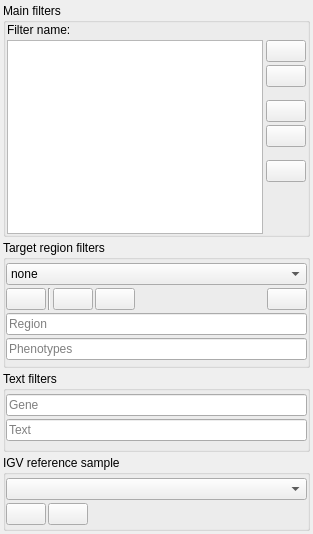
Above: src/GSvar/FilterDockWidget.ui from imgag/ngs-bits before the change. Below: the same form after it.
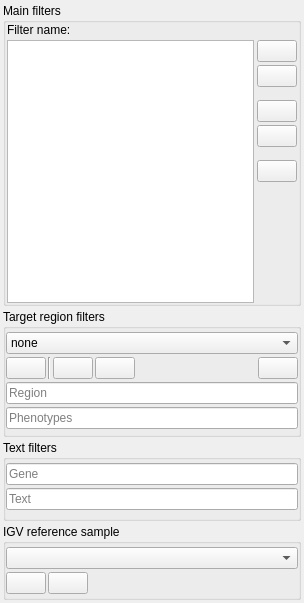
That is the form after the change. Icons and pictures are not drawn. Custom widgets are drawn as their Qt base class.

```diff
--- a/src/GSvar/FilterDockWidget.ui
+++ b/src/GSvar/FilterDockWidget.ui
@@ -1,25 +1,24 @@
 <?xml version="1.0" encoding="UTF-8"?>
 <ui version="4.0">
  <class>FilterDockWidget</class>
- <widget class="QDockWidget" name="FilterDockWidget">
+ <widget class="QWidget" name="FilterDockWidget">
   <property name="geometry">
    <rect>
     <x>0</x>
     <y>0</y>
-    <width>299</width>
-    <height>534</height>
+    <width>304</width>
+    <height>603</height>
    </rect>
   </property>
-  <property name="features">
-   <set>QDockWidget::DockWidgetFloatable|QDockWidget::DockWidgetMovable</set>
-  </property>
-  <property name="allowedAreas">
-   <set>Qt::LeftDockWidgetArea|Qt::RightDockWidgetArea</set>
+  <property name="minimumSize">
+   <size>
+    <width>300</width>
+    <height>600</height>
+   </size>
   </property>
   <property name="windowTitle">
    <string>Filters</string>
   </property>
-  <widget class="QWidget" name="main_widget">
    <layout class="QVBoxLayout" name="verticalLayout_3">
     <property name="spacing">
      <number>3</number>
@@ -220,8 +219,8 @@
            </property>
            <property name="sizeHint" stdset="0">
             <size>
-             <width>20</width>
-             <height>40</height>
+            <width>5</width>
+            <height>5</height>
             </size>
            </property>
           </spacer>
@@ -290,6 +289,9 @@
          <property name="insertPolicy">
           <enum>QComboBox::NoInsert</enum>
          </property>
+        <property name="sizeAdjustPolicy">
+         <enum>QComboBox::AdjustToMinimumContentsLength</enum>
+        </property>
          <item>
           <property name="text">
            <string>none</string>
@@ -358,8 +360,8 @@
            </property>
            <property name="sizeHint" stdset="0">
             <size>
-             <width>40</width>
-             <height>20</height>
+            <width>5</width>
+            <height>5</height>
             </size>
            </property>
           </spacer>
@@ -534,6 +536,9 @@
          <property name="maxVisibleItems">
           <number>30</number>
          </property>
+        <property name="sizeAdjustPolicy">
+         <enum>QComboBox::AdjustToMinimumContentsLength</enum>
+        </property>
         </widget>
        </item>
        <item>
@@ -576,8 +581,8 @@
            </property>
            <property name="sizeHint" stdset="0">
             <size>
-             <width>40</width>
-             <height>20</height>
+            <width>5</width>
+            <height>5</height>
             </size>
            </property>
           </spacer>
@@ -588,7 +593,6 @@
      </widget>
     </item>
    </layout>
-  </widget>
  </widget>
  <customwidgets>
   <customwidget>
```
Lines whose indentation alone changed are shown as unchanged.
